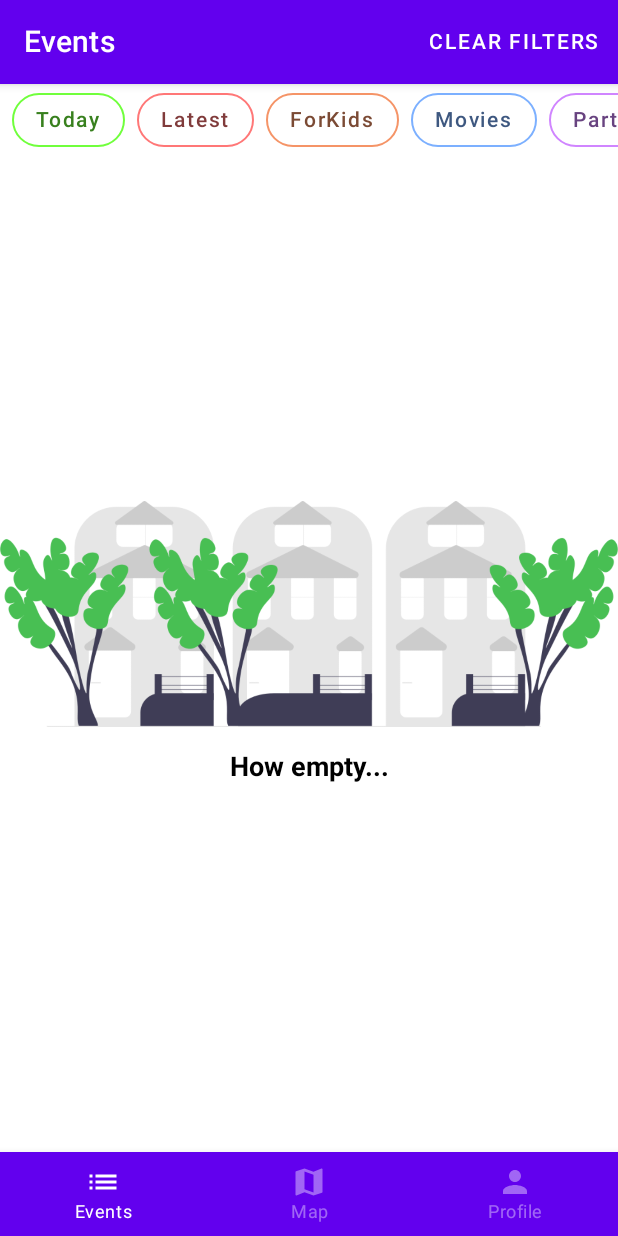
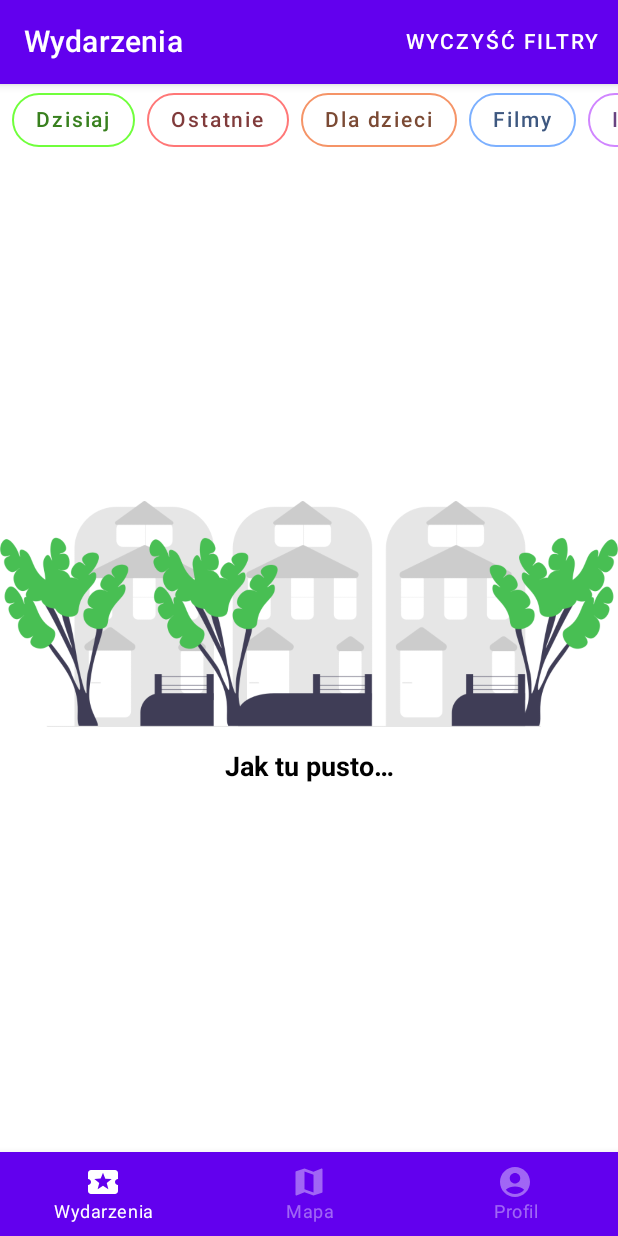
Before and after one commit to kosodrzewina/waw-app, an Android app built with Jetpack Compose: the screen it shows after launch (MainActivity), on a phone screen of 412 x 824 dp. Run offline under Robolectric (Android 15) with nearby library versions, the phone set to English and light mode, and no system bars; our stand-ins replace accompanist.

Commit message:
using strings

```diff
--- a/app/src/main/java/com/example/wawapp/MainActivity.kt
+++ b/app/src/main/java/com/example/wawapp/MainActivity.kt
@@ -20,7 +20,11 @@ class MainActivity : ComponentActivity() {
         setContent {
             navHostController = rememberNavController()
 
-            Scaffold(bottomBar = { BottomNavBar(navController = navHostController) }) {
+            Scaffold(
+                bottomBar = {
+                    BottomNavBar(this, navController = navHostController)
+                }
+            ) {
                 NavGraph(
                     navController = navHostController,
                     context = this,
--- a/app/src/main/java/com/example/wawapp/events/EventType.kt
+++ b/app/src/main/java/com/example/wawapp/events/EventType.kt
@@ -1,10 +1,12 @@
 package com.example.wawapp.events
 
+import android.content.Context
 import androidx.compose.ui.graphics.Color
 import androidx.compose.ui.graphics.toArgb
 import androidx.core.graphics.blue
 import androidx.core.graphics.green
 import androidx.core.graphics.red
+import com.example.wawapp.R
 
 val EventType.darkerColor: Color
     get() {
@@ -24,47 +26,53 @@ val EventType.darkerColor: Color
         return Color(androidGraphicsDarkerColor)
     }
 
+fun EventType.getName(context: Context): String = context.getString(this.nameId)
+
 fun stringToEventType(name: String): EventType = EventType.values().first { it.suffix == name }
 
-enum class EventType(val suffix: String, val color: Color) {
-    TODAY("Today", EventTypeColor.TODAY.color),
-    LATEST("Latest", EventTypeColor.LATEST.color),
-    FOR_KIDS("ForKids", EventTypeColor.FOR_KIDS.color),
-    MOVIES("Movies", EventTypeColor.MOVIES.color),
-    PARTIES("Parties", EventTypeColor.PARTIES.color),
-    CONCERTS("Concerts", EventTypeColor.CONCERTS.color),
-    PRESENTATIONS("Presentations", EventTypeColor.PRESENTATIONS.color),
-    WALKS("Walks", EventTypeColor.WALKS.color),
-    SPORT("Sport", EventTypeColor.SPORT.color),
-    MEETINGS("Meetings", EventTypeColor.MEETINGS.color),
-    STANDUPS("Standups", EventTypeColor.STANDUPS.color),
-    FAIRS("Fairs", EventTypeColor.FAIRS.color),
-    THEATRE_PLAYS("TheatrePlays", EventTypeColor.THEATRE_PLAYS.color),
-    WORKSHOPS("Workshops", EventTypeColor.WORKSHOPS.color),
-    LECTURES("Lectures", EventTypeColor.LECTURES.color),
-    EXPOSITIONS("Expositions", EventTypeColor.EXPOSITIONS.color),
-    OTHER("Other", EventTypeColor.OTHER.color),
-    ENGLISH("English", EventTypeColor.ENGLISH.color),
-    ONLINE("Online", EventTypeColor.ONLINE.color),
-    BEMOWO("Bemowo", EventTypeColor.DISTRICT.color),
-    BIALOLEKA("Bialoleka", EventTypeColor.DISTRICT.color),
-    BIELANY("Bielany", EventTypeColor.DISTRICT.color),
-    MOKOTOW("Mokotow", EventTypeColor.DISTRICT.color),
-    OCHOTA("Ochota", EventTypeColor.DISTRICT.color),
-    PRAGA_POLUDNIE("PragaPoludnie", EventTypeColor.DISTRICT.color),
-    PRAGA_POLNOC("PragaPolnoc", EventTypeColor.DISTRICT.color),
-    SRODMIESCIE("Srodmiescie", EventTypeColor.DISTRICT.color),
-    REMBERTOW("Rembertow", EventTypeColor.DISTRICT.color),
-    TARGOWEK("Targowek", EventTypeColor.DISTRICT.color),
-    URSUS("Ursus", EventTypeColor.DISTRICT.color),
-    URSYNOW("Ursynow", EventTypeColor.DISTRICT.color),
-    WAWER("Wawer", EventTypeColor.DISTRICT.color),
-    WESOLA("Wesola", EventTypeColor.DISTRICT.color),
-    WILANOW("Wilanow", EventTypeColor.DISTRICT.color),
-    WLOCHY("Wlochy", EventTypeColor.DISTRICT.color),
-    WOLA("Wola", EventTypeColor.DISTRICT.color),
-    ZOLIBORZ("Zoliborz", EventTypeColor.DISTRICT.color),
-    OUTSIDE_THE_CITY("OutsideTheCity", EventTypeColor.OUTSIDE_THE_CITY.color)
+enum class EventType(val suffix: String, val color: Color, val nameId: Int) {
+    TODAY("Today", EventTypeColor.TODAY.color, R.string.today),
+    LATEST("Latest", EventTypeColor.LATEST.color, R.string.latest),
+    FOR_KIDS("ForKids", EventTypeColor.FOR_KIDS.color, R.string.for_kids),
+    MOVIES("Movies", EventTypeColor.MOVIES.color, R.string.movies),
+    PARTIES("Parties", EventTypeColor.PARTIES.color, R.string.parties),
+    CONCERTS("Concerts", EventTypeColor.CONCERTS.color, R.string.concerts),
+    PRESENTATIONS("Presentations", EventTypeColor.PRESENTATIONS.color, R.string.presentations),
+    WALKS("Walks", EventTypeColor.WALKS.color, R.string.walks),
+    SPORT("Sport", EventTypeColor.SPORT.color, R.string.sport),
+    MEETINGS("Meetings", EventTypeColor.MEETINGS.color, R.string.meetings),
+    STANDUPS("Standups", EventTypeColor.STANDUPS.color, R.string.standups),
+    FAIRS("Fairs", EventTypeColor.FAIRS.color, R.string.fairs),
+    THEATRE_PLAYS("TheatrePlays", EventTypeColor.THEATRE_PLAYS.color, R.string.theatre_plays),
+    WORKSHOPS("Workshops", EventTypeColor.WORKSHOPS.color, R.string.workshops),
+    LECTURES("Lectures", EventTypeColor.LECTURES.color, R.string.lectures),
+    EXPOSITIONS("Expositions", EventTypeColor.EXPOSITIONS.color, R.string.expositions),
+    OTHER("Other", EventTypeColor.OTHER.color, R.string.other),
+    ENGLISH("English", EventTypeColor.ENGLISH.color, R.string.english),
+    ONLINE("Online", EventTypeColor.ONLINE.color, R.string.online),
+    BEMOWO("Bemowo", EventTypeColor.DISTRICT.color, R.string.bemowo),
+    BIALOLEKA("Bialoleka", EventTypeColor.DISTRICT.color, R.string.bialoleka),
+    BIELANY("Bielany", EventTypeColor.DISTRICT.color, R.string.bielany),
+    MOKOTOW("Mokotow", EventTypeColor.DISTRICT.color, R.string.mokotow),
+    OCHOTA("Ochota", EventTypeColor.DISTRICT.color, R.string.ochota),
+    PRAGA_POLUDNIE("PragaPoludnie", EventTypeColor.DISTRICT.color, R.string.praga_poludnie),
+    PRAGA_POLNOC("PragaPolnoc", EventTypeColor.DISTRICT.color, R.string.praga_polnoc),
+    SRODMIESCIE("Srodmiescie", EventTypeColor.DISTRICT.color, R.string.srodmiescie),
+    REMBERTOW("Rembertow", EventTypeColor.DISTRICT.color, R.string.rembertow),
+    TARGOWEK("Targowek", EventTypeColor.DISTRICT.color, R.string.targowek),
+    URSUS("Ursus", EventTypeColor.DISTRICT.color, R.string.ursus),
+    URSYNOW("Ursynow", EventTypeColor.DISTRICT.color, R.string.ursynow),
+    WAWER("Wawer", EventTypeColor.DISTRICT.color, R.string.wawer),
+    WESOLA("Wesola", EventTypeColor.DISTRICT.color, R.string.wesola),
+    WILANOW("Wilanow", EventTypeColor.DISTRICT.color, R.string.wilanow),
+    WLOCHY("Wlochy", EventTypeColor.DISTRICT.color, R.string.wlochy),
+    WOLA("Wola", EventTypeColor.DISTRICT.color, R.string.wola),
+    ZOLIBORZ("Zoliborz", EventTypeColor.DISTRICT.color, R.string.zoliborz),
+    OUTSIDE_THE_CITY(
+        "OutsideTheCity",
+        EventTypeColor.OUTSIDE_THE_CITY.color,
+        R.string.outside_the_city
+    )
 }
 
 private enum class EventTypeColor(val color: Color) {
--- a/app/src/main/java/com/example/wawapp/navigation/BottomNavBar.kt
+++ b/app/src/main/java/com/example/wawapp/navigation/BottomNavBar.kt
@@ -1,21 +1,39 @@
 package com.example.wawapp.navigation
 
+import android.content.Context
 import androidx.compose.material.BottomNavigation
 import androidx.compose.material.BottomNavigationItem
 import androidx.compose.material.Icon
 import androidx.compose.material.Text
+import androidx.compose.material.icons.Icons
+import androidx.compose.material.icons.filled.AccountCircle
+import androidx.compose.material.icons.filled.LocalActivity
+import androidx.compose.material.icons.filled.Map
 import androidx.compose.runtime.Composable
 import androidx.compose.runtime.getValue
 import androidx.compose.ui.graphics.Color
 import androidx.navigation.NavController
 import androidx.navigation.compose.currentBackStackEntryAsState
+import com.example.wawapp.R
 
 @Composable
-fun BottomNavBar(navController: NavController) {
+fun BottomNavBar(context: Context, navController: NavController) {
     val bottomNavBarItems = listOf(
-        BottomNavBarItem.EventsScreen,
-        BottomNavBarItem.MapScreen,
-        BottomNavBarItem.ProfileScreen
+        BottomNavBarItem(
+            title = context.getString(R.string.events),
+            icon = Icons.Default.LocalActivity,
+            navRoute = EVENTS_ROUTE
+        ),
+        BottomNavBarItem(
+            title = context.getString(R.string.map),
+            icon = Icons.Default.Map,
+            navRoute = MAP_ROUTE
+        ),
+        BottomNavBarItem(
+            title = context.getString(R.string.profile),
+            icon = Icons.Default.AccountCircle,
+            navRoute = PROFILE_ROUTE
+        ),
     )
     val navBackStackEntry by navController.currentBackStackEntryAsState()
     val currentRoute = navBackStackEntry?.destination?.route
--- a/app/src/main/java/com/example/wawapp/navigation/BottomNavBarItem.kt
+++ b/app/src/main/java/com/example/wawapp/navigation/BottomNavBarItem.kt
@@ -1,17 +1,9 @@
 package com.example.wawapp.navigation
 
-import androidx.compose.material.icons.Icons
-import androidx.compose.material.icons.filled.List
-import androidx.compose.material.icons.filled.Map
-import androidx.compose.material.icons.filled.Person
 import androidx.compose.ui.graphics.vector.ImageVector
 
-sealed class BottomNavBarItem(
+data class BottomNavBarItem(
     val title: String,
     val icon: ImageVector,
     val navRoute: String
-) {
-    object EventsScreen : BottomNavBarItem("Events", Icons.Default.List, EVENTS_ROUTE)
-    object MapScreen : BottomNavBarItem("Map", Icons.Default.Map, MAP_ROUTE)
-    object ProfileScreen : BottomNavBarItem("Profile", Icons.Default.Person, PROFILE_ROUTE)
-}
+)
--- a/app/src/main/java/com/example/wawapp/navigation/NavGraph.kt
+++ b/app/src/main/java/com/example/wawapp/navigation/NavGraph.kt
@@ -22,7 +22,11 @@ fun NavGraph(navController: NavHostController, context: Context, modifier: Modif
         navController = navController, startDestination = EVENTS_ROUTE, modifier = modifier
     ) {
         composable(EVENTS_ROUTE) {
-            EventsScreen(events = EventStore.events, navController = navController)
+            EventsScreen(
+                context = context,
+                events = EventStore.events,
+                navController = navController
+            )
         }
 
         composable(MAP_ROUTE) { MapScreen(context) }
--- a/app/src/main/java/com/example/wawapp/screens/events/EventList.kt
+++ b/app/src/main/java/com/example/wawapp/screens/events/EventList.kt
@@ -14,6 +14,7 @@ import androidx.compose.runtime.LaunchedEffect
 import androidx.compose.runtime.collectAsState
 import androidx.compose.runtime.getValue
 import androidx.compose.ui.Modifier
+import androidx.compose.ui.res.stringResource
 import androidx.compose.ui.unit.dp
 import androidx.lifecycle.viewmodel.compose.viewModel
 import androidx.navigation.NavController
@@ -51,7 +52,7 @@ fun EventList(
         if (EventStore.events.isEmpty()) {
             IllustrationView(
                 drawableId = R.drawable.empty_street,
-                text = "How empty...",
+                text = stringResource(id = R.string.empty),
                 modifier = Modifier
                     .fillMaxSize()
                     .verticalScroll(rememberScrollState())
--- a/app/src/main/java/com/example/wawapp/screens/events/EventTypesRow.kt
+++ b/app/src/main/java/com/example/wawapp/screens/events/EventTypesRow.kt
@@ -1,5 +1,6 @@
 package com.example.wawapp.screens.events
 
+import android.content.Context
 import androidx.compose.foundation.BorderStroke
 import androidx.compose.foundation.layout.Arrangement
 import androidx.compose.foundation.layout.Spacer
@@ -15,9 +16,14 @@ import androidx.compose.ui.graphics.Color
 import androidx.compose.ui.unit.dp
 import com.example.wawapp.events.EventType
 import com.example.wawapp.events.darkerColor
+import com.example.wawapp.events.getName
 
 @Composable
-fun EventTypesRow(selectedTypes: List<EventType>, onItemClick: (EventType) -> Unit) {
+fun EventTypesRow(
+    context: Context,
+    selectedTypes: List<EventType>,
+    onItemClick: (EventType) -> Unit
+) {
     LazyRow(horizontalArrangement = Arrangement.spacedBy(8.dp)) {
         item { Spacer(modifier = Modifier) }
         items(items = EventType.values()) { eventType ->
@@ -36,7 +42,7 @@ fun EventTypesRow(selectedTypes: List<EventType>, onItemClick: (EventType) -> Un
                     onItemClick(eventType)
                 }
             ) {
-                Text(text = eventType.suffix)
+                Text(text = eventType.getName(context))
             }
         }
         item { Spacer(modifier = Modifier) }
--- a/app/src/main/java/com/example/wawapp/screens/events/EventsScreen.kt
+++ b/app/src/main/java/com/example/wawapp/screens/events/EventsScreen.kt
@@ -1,5 +1,6 @@
 package com.example.wawapp.screens.events
 
+import android.content.Context
 import androidx.compose.foundation.layout.Column
 import androidx.compose.foundation.layout.fillMaxHeight
 import androidx.compose.foundation.layout.padding
@@ -8,6 +9,7 @@ import androidx.compose.runtime.Composable
 import androidx.compose.ui.Modifier
 import androidx.compose.ui.graphics.Color
 import androidx.compose.ui.platform.LocalContext
+import androidx.compose.ui.res.stringResource
 import androidx.lifecycle.viewmodel.compose.viewModel
 import androidx.navigation.NavController
 import com.example.wawapp.R
@@ -15,6 +17,7 @@ import com.example.wawapp.events.Event
 
 @Composable
 fun EventsScreen(
+    context: Context,
     events: List<Event>,
     navController: NavController,
     viewModel: EventsScreenViewModel = viewModel(factory = EventsScreenViewModelFactory(events))
@@ -25,21 +28,28 @@ fun EventsScreen(
         scaffoldState = scaffoldState,
         topBar = {
             TopAppBar(
-                title = { Text(text = "Events") },
+                title = { Text(text = stringResource(id = R.string.events)) },
                 actions = {
                     TextButton(onClick = { viewModel.clearSelectedTypes() }) {
-                        Text(text = "CLEAR FILTERS", color = Color.White)
+                        Text(
+                            text = stringResource(id = R.string.clear_filters),
+                            color = Color.White
+                        )
                     }
                 }
             )
         }
     ) {
         Column {
-            EventTypesRow(viewModel.selectedTypes, onItemClick = viewModel::applyTypeStateChange)
+            EventTypesRow(
+                context,
+                viewModel.selectedTypes,
+                onItemClick = viewModel::applyTypeStateChange
+            )
             if (viewModel.eventsToDisplay.value.isEmpty() && events.isNotEmpty()) {
                 IllustrationView(
                     drawableId = R.drawable.not_found,
-                    text = "There are no events in this category"
+                    text = stringResource(id = R.string.no_events)
                 )
             }
             EventList(
--- a/app/src/main/java/com/example/wawapp/screens/profile/ProfileScreen.kt
+++ b/app/src/main/java/com/example/wawapp/screens/profile/ProfileScreen.kt
@@ -11,6 +11,7 @@ import androidx.compose.runtime.Composable
 import androidx.compose.ui.Alignment
 import androidx.compose.ui.Modifier
 import androidx.compose.ui.res.painterResource
+import androidx.compose.ui.res.stringResource
 import androidx.compose.ui.text.font.FontWeight
 import androidx.compose.ui.text.input.PasswordVisualTransformation
 import androidx.compose.ui.text.input.VisualTransformation
@@ -26,7 +27,7 @@ fun ProfileScreen(viewModel: ProfileScreenViewModel = viewModel()) {
         modifier = Modifier.fillMaxSize()
     ) {
         Text(
-            text = "Login",
+            text = stringResource(id = R.string.login),
             fontSize = 48.sp,
             fontWeight = FontWeight.Bold,
             modifier = Modifier.padding(top = 32.dp, bottom = 32.dp)
@@ -49,7 +50,7 @@ fun ProfileScreen(viewModel: ProfileScreenViewModel = viewModel()) {
                 OutlinedTextField(
                     value = viewModel.loginValue,
                     onValueChange = viewModel::onLoginValueChange,
-                    label = { Text(text = "E-mail") },
+                    label = { Text(text = stringResource(id = R.string.email)) },
                     modifier = Modifier
                         .padding(start = 16.dp, top = 16.dp, end = 16.dp, bottom = 8.dp)
                         .fillMaxWidth()
@@ -57,7 +58,7 @@ fun ProfileScreen(viewModel: ProfileScreenViewModel = viewModel()) {
                 OutlinedTextField(
                     value = viewModel.passwordValue,
                     onValueChange = viewModel::onPasswordValueChange,
-                    label = { Text(text = "Password") },
+                    label = { Text(text = stringResource(id = R.string.password)) },
                     visualTransformation = if (viewModel.passwordVisible)
                         VisualTransformation.None
                     else
@@ -84,7 +85,7 @@ fun ProfileScreen(viewModel: ProfileScreenViewModel = viewModel()) {
                         .fillMaxWidth()
                         .padding(start = 16.dp, end = 16.dp)
                 ) {
-                    Text(text = "Register")
+                    Text(text = stringResource(id = R.string.register))
                 }
                 Button(
                     shape = RoundedCornerShape(24.dp),
@@ -93,7 +94,7 @@ fun ProfileScreen(viewModel: ProfileScreenViewModel = viewModel()) {
                         .fillMaxWidth()
                         .padding(start = 16.dp, end = 16.dp, bottom = 16.dp)
                 ) {
-                    Text(text = "Log in")
+                    Text(text = stringResource(id = R.string.log_in))
                 }
             }
         }
--- a/app/src/main/res/values/strings.xml
+++ b/app/src/main/res/values/strings.xml
@@ -1,3 +1,59 @@
 <resources>
     <string name="app_name">Waw App</string>
+
+    <string name="events">Wydarzenia</string>
+    <string name="map">Mapa</string>
+    <string name="profile">Profil</string>
+
+    <!--events screen-->
+    <string name="clear_filters">WYCZYŚĆ FILTRY</string>
+    <string name="empty">Jak tu pusto…</string>
+    <string name="no_events">Brak wydarzeń z wybranymi tagami</string>
+
+    <!--profile screen-->
+    <string name="login">Logowanie</string>
+    <string name="email">E-mail</string>
+    <string name="password">Hasło</string>
+    <string name="register">Zarejestruj się</string>
+    <string name="log_in">Zaloguj się</string>
+
+    <!--event types-->
+    <string name="today">Dzisiaj</string>
+    <string name="latest">Ostatnie</string>
+    <string name="for_kids">Dla dzieci</string>
+    <string name="movies">Filmy</string>
+    <string name="parties">Imprezy</string>
+    <string name="concerts">Koncerty</string>
+    <string name="presentations">Prezentacje</string>
+    <string name="walks">Spacery</string>
+    <string name="sport">Sport</string>
+    <string name="meetings">Spotkania</string>
+    <string name="standups">Standupy</string>
+    <string name="fairs">Targi</string>
+    <string name="theatre_plays">Spektakle teatralne</string>
+    <string name="workshops">Warsztaty</string>
+    <string name="lectures">Wykłady</string>
+    <string name="expositions">Wystawy</string>
+    <string name="other">Inne</string>
+    <string name="english">Po angielsku</string>
+    <string name="online">Online</string>
+    <string name="bemowo">Bemowo</string>
+    <string name="bialoleka">Białołęka</string>
+    <string name="bielany">Bielany</string>
+    <string name="mokotow">Mokotów</string>
+    <string name="ochota">Ochota</string>
+    <string name="praga_poludnie">Praga Południe</string>
+    <string name="praga_polnoc">Praga Północ</string>
+    <string name="srodmiescie">Śródmieście</string>
+    <string name="rembertow">Rembertów</string>
+    <string name="targowek">Targówek</string>
+    <string name="ursus">Ursus</string>
+    <string name="ursynow">Ursynów</string>
+    <string name="wawer">Wawer</string>
+    <string name="wesola">Wesoła</string>
+    <string name="wilanow">Wilanów</string>
+    <string name="wlochy">Włochy</string>
+    <string name="wola">Wola</string>
+    <string name="zoliborz">Żoliborz</string>
+    <string name="outside_the_city">Poza miastem</string>
 </resources>
```
